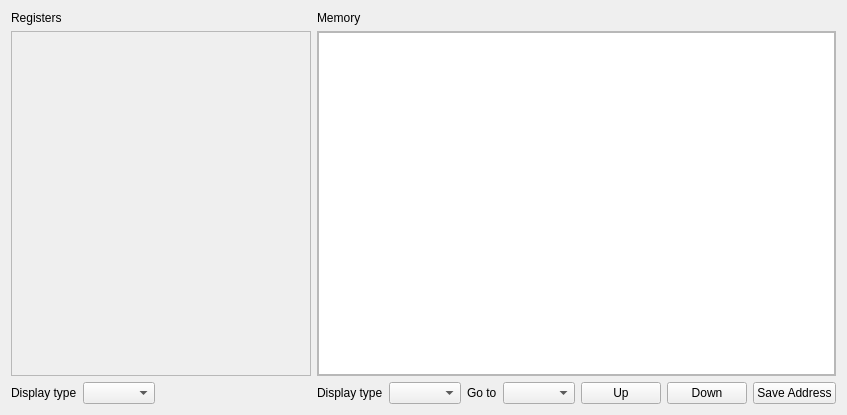
This is src/memorytab.ui in mortbopet/Ripes as Qt 5 draws it before an edit. The edited form follows.
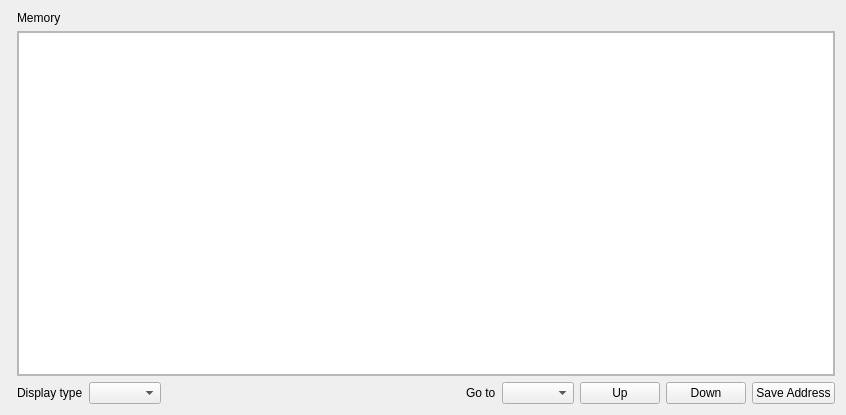
This is the edited form. Custom widgets are drawn as their Qt base class.

Commit message:
Create RegisterContainerWidget
Previously, registers were initialized in a QLayout on the memorytab.
With the inclusion of showing registers in the Pipeline tab, registers are now initialized as a single widget.

```diff
--- a/src/memorytab.ui
+++ b/src/memorytab.ui
@@ -17,77 +17,10 @@
    <item row="0" column="0">
     <layout class="QHBoxLayout" name="horizontalLayout">
      <item>
-      <layout class="QVBoxLayout" name="verticalLayout_2">
-       <item>
-        <widget class="QLabel" name="label_3">
-         <property name="text">
-          <string>Registers</string>
-         </property>
-        </widget>
-       </item>
-       <item>
-        <widget class="QScrollArea" name="scrollArea">
-         <property name="minimumSize">
-          <size>
-           <width>300</width>
-           <height>0</height>
-          </size>
-         </property>
-         <property name="widgetResizable">
-          <bool>true</bool>
-         </property>
-         <widget class="QWidget" name="scrollAreaWidgetContents">
-          <property name="geometry">
-           <rect>
-            <x>0</x>
-            <y>0</y>
-            <width>298</width>
-            <height>342</height>
-           </rect>
-          </property>
-          <layout class="QGridLayout" name="gridLayout_5">
-           <item row="0" column="0">
-            <layout class="QVBoxLayout" name="registerLayout">
-             <property name="spacing">
-              <number>0</number>
-             </property>
-            </layout>
-           </item>
-          </layout>
-         </widget>
-        </widget>
-       </item>
-       <item>
-        <layout class="QHBoxLayout" name="horizontalLayout_3">
-         <item>
-          <widget class="QLabel" name="label">
-           <property name="text">
-            <string>Display type</string>
-           </property>
-          </widget>
-         </item>
-         <item>
-          <widget class="QComboBox" name="registerdisplaytype"/>
-         </item>
-         <item>
-          <spacer name="horizontalSpacer_2">
-           <property name="orientation">
-            <enum>Qt::Horizontal</enum>
-           </property>
-           <property name="sizeHint" stdset="0">
-            <size>
-             <width>40</width>
-             <height>20</height>
-            </size>
-           </property>
-          </spacer>
-         </item>
-        </layout>
-       </item>
-      </layout>
+      <widget class="RegisterContainerWidget" name="registerContainer" native="true"/>
      </item>
      <item>
-      <layout class="QVBoxLayout" name="verticalLayout">
+      <layout class="QVBoxLayout" name="verticalLayout" stretch="0,0,0">
        <item>
         <widget class="QLabel" name="label_4">
          <property name="text">
@@ -105,7 +38,7 @@
            <rect>
             <x>0</x>
             <y>0</y>
-            <width>514</width>
+            <width>816</width>
             <height>342</height>
            </rect>
           </property>
@@ -128,7 +61,14 @@
            <item row="0" column="0">
             <layout class="QVBoxLayout" name="memoryLayout">
              <item>
-              <widget class="MemoryView" name="memoryView"/>
+              <widget class="MemoryView" name="memoryView">
+               <property name="sizePolicy">
+                <sizepolicy hsizetype="Expanding" vsizetype="Expanding">
+                 <horstretch>1</horstretch>
+                 <verstretch>0</verstretch>
+                </sizepolicy>
+               </property>
+              </widget>
              </item>
             </layout>
            </item>
@@ -215,6 +155,12 @@
    <extends>QComboBox</extends>
    <header>gotocombobox.h</header>
   </customwidget>
+  <customwidget>
+   <class>RegisterContainerWidget</class>
+   <extends>QWidget</extends>
+   <header>registercontainerwidget.h</header>
+   <container>1</container>
+  </customwidget>
  </customwidgets>
  <resources/>
  <connections/>
```
The commit also changes 18 other files.
